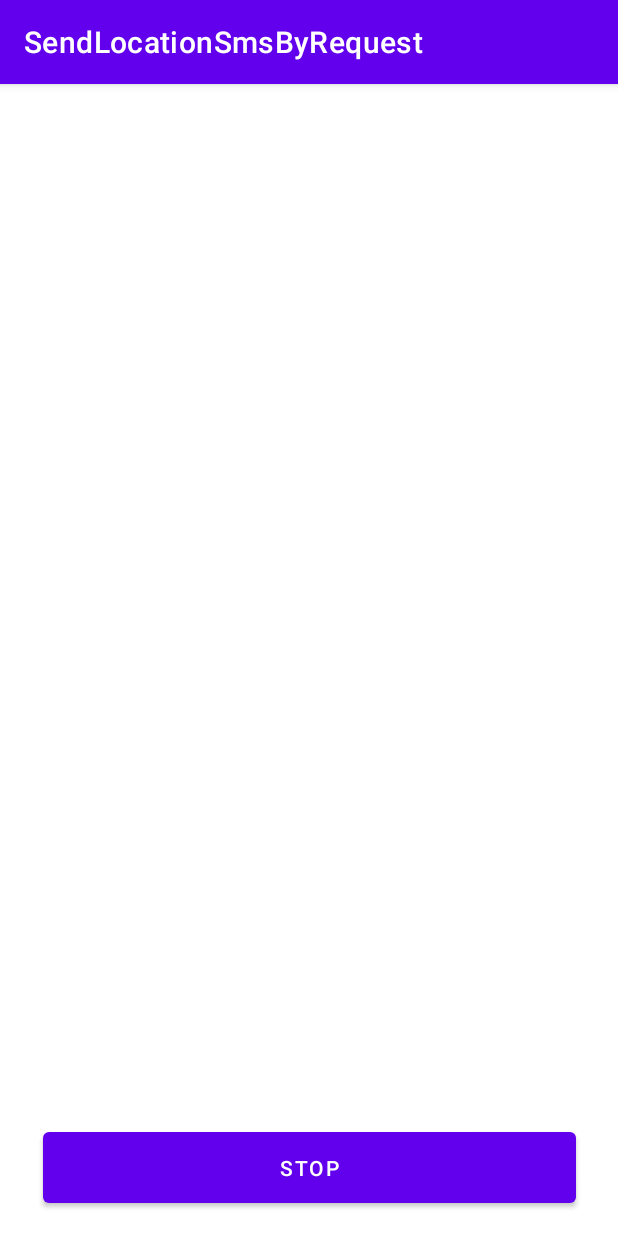
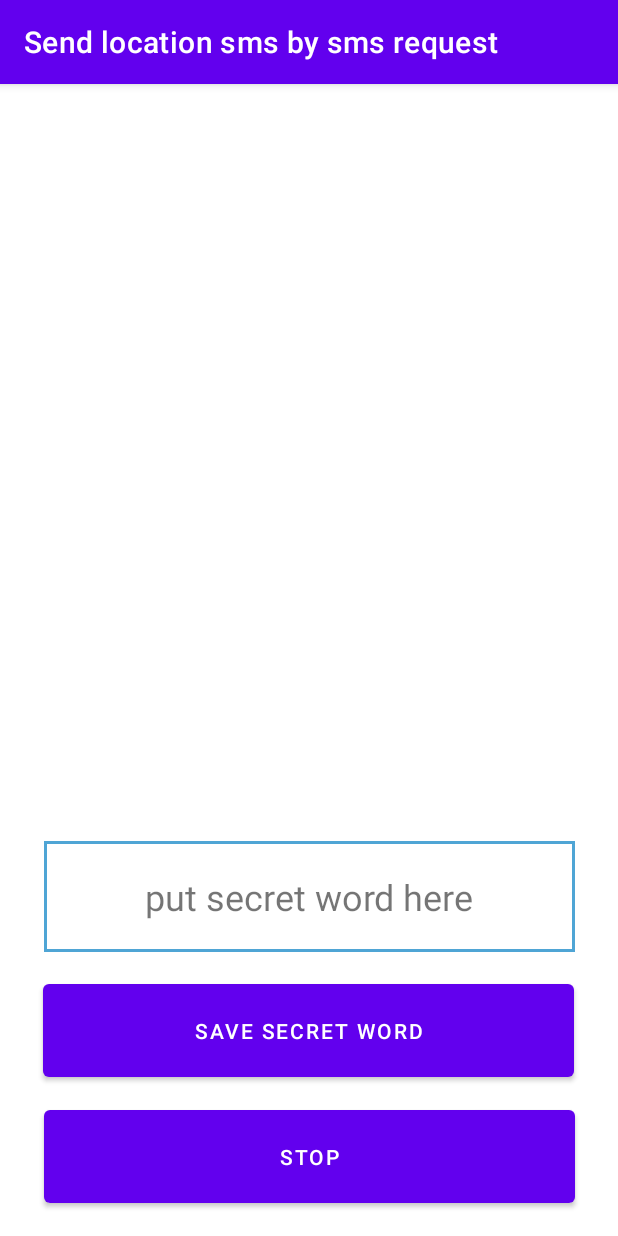
Before and after one commit to ZombieCloud/SendLocationSmsByRequest, an Android app: the screen it shows after launch (MainActivity), after a tap on "START", on a phone screen of 412 x 824 dp. Run offline under Robolectric (Android 15) with nearby library versions, the phone set to English and light mode, and no system bars.

Commit message:
secret word saving added

```diff
--- a/app/src/main/AndroidManifest.xml
+++ b/app/src/main/AndroidManifest.xml
@@ -14,7 +14,7 @@
         android:supportsRtl="true"
         android:theme="@style/Theme.SendLocationSmsByRequest">
 
-        <!-- это значит, что приемник работает даже если приложение не запущено -->
+        <!-- Автозагрузка broadcast receiver. Это значит, что приемник работает даже если приложение не запущено -->
         <!--
                 <receiver
                     android:name="com.example.sendlocationsmsbyrequest.SmsReceiver"
--- a/app/src/main/java/com/example/sendlocationsmsbyrequest/MainActivity.java
+++ b/app/src/main/java/com/example/sendlocationsmsbyrequest/MainActivity.java
@@ -8,31 +8,52 @@ import android.content.Context;
 import android.content.DialogInterface;
 import android.content.Intent;
 import android.content.IntentFilter;
+import android.content.SharedPreferences;
 import android.content.pm.PackageManager;
 import android.location.LocationManager;
 import android.os.Build;
 import android.os.Bundle;
 import android.view.View;
 import android.widget.Button;
+import android.widget.TextView;
 import android.widget.Toast;
 
 public class MainActivity extends AppCompatActivity {
 
     Button btnStartStop;
+    TextView tvSecretWord;
     private static final String TAG = MainActivity.class.getSimpleName();
     private SmsReceiver smsReceiver = new SmsReceiver();
     private Boolean isServiceRunning;
     private int MY_KEY_FOR_RETURNED_VALUE = 0;
+    private SharedPreferences settings;             // хранилище переменных
+    private SharedPreferences.Editor editor;
+    private String secretWord;
+
 
     @Override
     protected void onCreate(Bundle savedInstanceState) {
         super.onCreate(savedInstanceState);
         setContentView(R.layout.activity_main);
 
-        btnStartStop = (Button) findViewById(R.id.btnStartStop);
+        btnStartStop = findViewById(R.id.btnStartStop);
+        tvSecretWord = findViewById(R.id.tvSecretWord);
         btnStartStop.setText("Start");
         isServiceRunning = false;
+
+        settings = this.getSharedPreferences("SLSbR_STORAGE", Context.MODE_PRIVATE);  // инициируем хранилище переменных
+        editor = settings.edit();
+        secretWord = settings.getString( "secretWord", null);    // достаем переменную из хранилища
+
+        if (secretWord == null) {
+            editor.putString( "secretWord", "put secret word here");   // положить переменную в хранилище
+            editor.commit();
+            secretWord = "put secret word here";
+        }
+        tvSecretWord.setText(secretWord);
     }
+
+
 
     public void btnStartStop_OnClick(View v) throws InterruptedException{
 
@@ -76,21 +97,28 @@ public class MainActivity extends AppCompatActivity {
 
 
         if (isServiceRunning) {
-            unregisterBroadcastReceiver();
+//            unregisterBroadcastReceiver();       // так можно остановить broadcast receiver, запущенный из activity
             btnStartStop.setText("Start");
+            Toast.makeText(getApplicationContext(), "Stopped", Toast.LENGTH_SHORT).show();
         } else {
-            registerBroadcastReceiver();
+//            registerBroadcastReceiver();     // так можно запустить broadcast receiver из activity. Жить будет пока жива activity
             btnStartStop.setText("Stop");
+            Toast.makeText(getApplicationContext(), "Started", Toast.LENGTH_SHORT).show();
         }
     }
 
 
 
+    public void btnSecretWord_OnClick(View v) throws InterruptedException {
+        editor.putString( "secretWord", tvSecretWord.getText().toString().trim());
+        editor.commit();
+        Toast.makeText(getApplicationContext(), "Secret word saved", Toast.LENGTH_SHORT).show();
+    }
+
+
+
     public void registerBroadcastReceiver() {
-        this.registerReceiver(smsReceiver, new IntentFilter(
-                "android.provider.Telephony.SMS_RECEIVED"));
-        Toast.makeText(getApplicationContext(), "Started",
-                Toast.LENGTH_SHORT).show();
+        this.registerReceiver(smsReceiver, new IntentFilter("android.provider.Telephony.SMS_RECEIVED"));
         isServiceRunning = true;
     }
 
@@ -98,7 +126,6 @@ public class MainActivity extends AppCompatActivity {
 
     public void unregisterBroadcastReceiver() {
         this.unregisterReceiver(smsReceiver);
-        Toast.makeText(getApplicationContext(), "Stopped", Toast.LENGTH_SHORT).show();
         isServiceRunning = false;
     }
 
--- /dev/null
+++ b/app/src/main/res/drawable/back.xml
@@ -0,0 +1,5 @@
+<?xml version="1.0" encoding="utf-8"?>
+<shape xmlns:android="http://schemas.android.com/apk/res/android" android:shape="rectangle" >
+    <solid android:color="@android:color/white" />
+    <stroke android:width="2dip" android:color="#4fa5d5"/>
+</shape>
--- a/app/src/main/res/layout/activity_main.xml
+++ b/app/src/main/res/layout/activity_main.xml
@@ -4,16 +4,48 @@
     xmlns:tools="http://schemas.android.com/tools"
     android:layout_width="match_parent"
     android:layout_height="match_parent"
-    tools:context=".MainActivity" >
+    tools:context=".MainActivity">
+
+    <Button
+        android:id="@+id/btnSecretWord"
+        android:layout_width="354dp"
+        android:layout_height="74dp"
+        android:layout_marginBottom="10dp"
+        android:onClick="btnSecretWord_OnClick"
+        android:text="Save secret word"
+        app:layout_constraintBottom_toTopOf="@+id/btnStartStop"
+        app:layout_constraintEnd_toEndOf="parent"
+        app:layout_constraintHorizontal_bias="0.491"
+        app:layout_constraintStart_toStartOf="parent" />
 
     <Button
         android:id="@+id/btnStartStop"
-        android:layout_width="355dp"
-        android:layout_height="59dp"
+        android:layout_width="354dp"
+        android:layout_height="74dp"
         android:layout_marginBottom="16dp"
         android:onClick="btnStartStop_OnClick"
         android:text="Button"
         app:layout_constraintBottom_toBottomOf="parent"
         app:layout_constraintEnd_toEndOf="parent"
         app:layout_constraintStart_toStartOf="parent" />
+
+    <TextView
+        android:id="@+id/tvSecretWord"
+        style="@style/Widget.AppCompat.TextView"
+        android:layout_width="354dp"
+        android:layout_height="74dp"
+        android:layout_marginBottom="15dp"
+        android:background="@drawable/back"
+        android:cursorVisible="true"
+        android:editable="true"
+        android:enabled="true"
+        android:focusable="auto"
+        android:focusableInTouchMode="true"
+        android:gravity="center"
+        android:text="put secret word here"
+        android:textAlignment="center"
+        android:textSize="24dp"
+        app:layout_constraintBottom_toTopOf="@+id/btnSecretWord"
+        app:layout_constraintEnd_toEndOf="parent"
+        app:layout_constraintStart_toStartOf="parent" />
 </androidx.constraintlayout.widget.ConstraintLayout>
--- a/app/src/main/res/values/strings.xml
+++ b/app/src/main/res/values/strings.xml
@@ -1,3 +1,3 @@
 <resources>
-    <string name="app_name">SendLocationSmsByRequest</string>
+    <string name="app_name">Send location sms by sms request</string>
 </resources>
```
